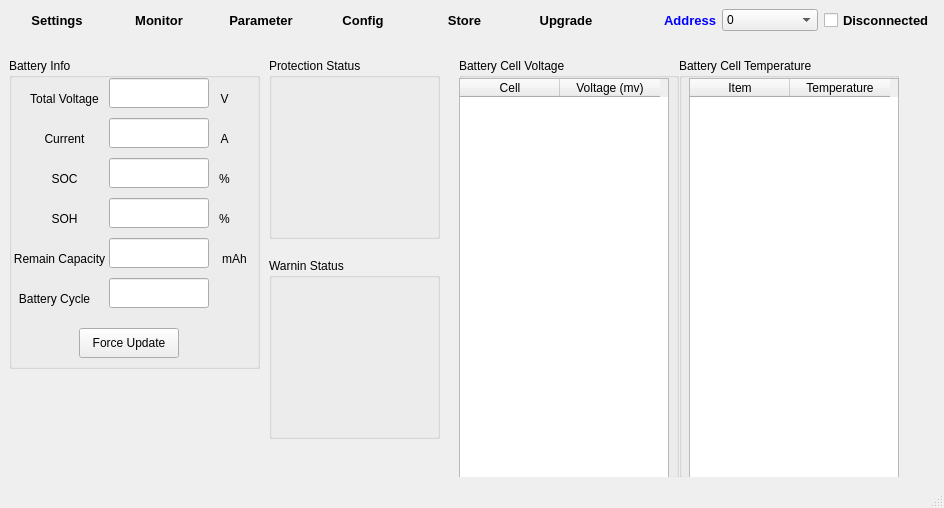
Qt form mainwindow.ui (damocris-pub/uz_bms_control) before a commit.
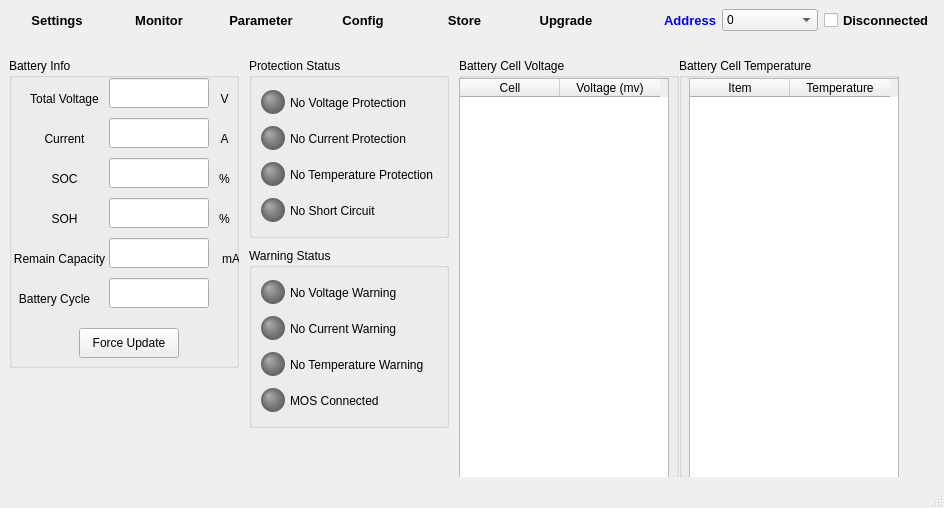
The same form after that commit. The open tabs and pages were chosen to show the change.

Patch:
```diff
--- a/mainwindow.ui
+++ b/mainwindow.ui
@@ -568,8 +568,8 @@
          <rect>
           <x>0</x>
           <y>20</y>
-          <width>251</width>
-          <height>311</height>
+          <width>230</width>
+          <height>310</height>
          </rect>
         </property>
         <property name="title">
@@ -894,28 +894,284 @@
        <widget class="QGroupBox" name="groupBox_5">
         <property name="geometry">
          <rect>
-          <x>260</x>
+          <x>240</x>
           <y>20</y>
-          <width>171</width>
-          <height>181</height>
+          <width>200</width>
+          <height>180</height>
          </rect>
         </property>
         <property name="title">
          <string>Protection Status</string>
         </property>
+        <layout class="QVBoxLayout" name="verticalLayout_Protect">
+         <property name="spacing">
+          <number>5</number>
+         </property>
+         <item>
+          <layout class="QHBoxLayout" name="hLayout_P1">
+           <item>
+            <widget class="QLabel" name="led_ProtectVolt">
+             <property name="minimumSize">
+              <size>
+               <width>24</width>
+               <height>24</height>
+              </size>
+             </property>
+             <property name="maximumSize">
+              <size>
+               <width>24</width>
+               <height>24</height>
+              </size>
+             </property>
+             <property name="styleSheet">
+              <string>background-color: qradialgradient(cx:0.5, cy:0.5, radius:0.5, fx:0.3, fy:0.3, stop:0 #B0B0B0, stop:1 #606060); border-radius: 12px;</string>
+             </property>
+             <property name="locale">
+              <locale language="English" country="UnitedStates"/>
+             </property>
+            </widget>
+           </item>
+           <item>
+            <widget class="QLabel" name="lbl_ProtectVolt">
+             <property name="text">
+              <string>No Voltage Protection</string>
+             </property>
+            </widget>
+           </item>
+          </layout>
+         </item>
+         <item>
+          <layout class="QHBoxLayout" name="hLayout_P2">
+           <item>
+            <widget class="QLabel" name="led_ProtectCurr">
+             <property name="minimumSize">
+              <size>
+               <width>24</width>
+               <height>24</height>
+              </size>
+             </property>
+             <property name="maximumSize">
+              <size>
+               <width>24</width>
+               <height>24</height>
+              </size>
+             </property>
+             <property name="styleSheet">
+              <string>background-color: qradialgradient(cx:0.5, cy:0.5, radius:0.5, fx:0.3, fy:0.3, stop:0 #B0B0B0, stop:1 #606060); border-radius: 12px;</string>
+             </property>
+            </widget>
+           </item>
+           <item>
+            <widget class="QLabel" name="lbl_ProtectCurr">
+             <property name="text">
+              <string>No Current Protection</string>
+             </property>
+            </widget>
+           </item>
+          </layout>
+         </item>
+         <item>
+          <layout class="QHBoxLayout" name="hLayout_P3">
+           <item>
+            <widget class="QLabel" name="led_ProtectTemp">
+             <property name="minimumSize">
+              <size>
+               <width>24</width>
+               <height>24</height>
+              </size>
+             </property>
+             <property name="maximumSize">
+              <size>
+               <width>24</width>
+               <height>24</height>
+              </size>
+             </property>
+             <property name="styleSheet">
+              <string>background-color: qradialgradient(cx:0.5, cy:0.5, radius:0.5, fx:0.3, fy:0.3, stop:0 #B0B0B0, stop:1 #606060); border-radius: 12px;</string>
+             </property>
+            </widget>
+           </item>
+           <item>
+            <widget class="QLabel" name="lbl_ProtectTemp">
+             <property name="text">
+              <string>No Temperature Protection</string>
+             </property>
+            </widget>
+           </item>
+          </layout>
+         </item>
+         <item>
+          <layout class="QHBoxLayout" name="hLayout_P4">
+           <item>
+            <widget class="QLabel" name="led_ProtectShort">
+             <property name="minimumSize">
+              <size>
+               <width>24</width>
+               <height>24</height>
+              </size>
+             </property>
+             <property name="maximumSize">
+              <size>
+               <width>24</width>
+               <height>24</height>
+              </size>
+             </property>
+             <property name="styleSheet">
+              <string>background-color: qradialgradient(cx:0.5, cy:0.5, radius:0.5, fx:0.3, fy:0.3, stop:0 #B0B0B0, stop:1 #606060); border-radius: 12px;</string>
+             </property>
+            </widget>
+           </item>
+           <item>
+            <widget class="QLabel" name="lbl_ProtectShort">
+             <property name="text">
+              <string>No Short Circuit</string>
+             </property>
+            </widget>
+           </item>
+          </layout>
+         </item>
+        </layout>
        </widget>
        <widget class="QGroupBox" name="groupBox_6">
         <property name="geometry">
          <rect>
-          <x>260</x>
-          <y>220</y>
-          <width>171</width>
-          <height>181</height>
+          <x>240</x>
+          <y>210</y>
+          <width>200</width>
+          <height>180</height>
          </rect>
         </property>
         <property name="title">
-         <string>Warnin Status</string>
+         <string>Warning Status</string>
         </property>
+        <layout class="QVBoxLayout" name="verticalLayout_Warning">
+         <property name="spacing">
+          <number>5</number>
+         </property>
+         <item>
+          <layout class="QHBoxLayout" name="hLayout_P5">
+           <item>
+            <widget class="QLabel" name="led_WarningVolt">
+             <property name="minimumSize">
+              <size>
+               <width>24</width>
+               <height>24</height>
+              </size>
+             </property>
+             <property name="maximumSize">
+              <size>
+               <width>24</width>
+               <height>24</height>
+              </size>
+             </property>
+             <property name="styleSheet">
+              <string>background-color: qradialgradient(cx:0.5, cy:0.5, radius:0.5, fx:0.3, fy:0.3, stop:0 #B0B0B0, stop:1 #606060); border-radius: 12px;</string>
+             </property>
+             <property name="locale">
+              <locale language="English" country="UnitedStates"/>
+             </property>
+            </widget>
+           </item>
+           <item>
+            <widget class="QLabel" name="lbl_WarningVolt">
+             <property name="text">
+              <string>No Voltage Warning</string>
+             </property>
+            </widget>
+           </item>
+          </layout>
+         </item>
+         <item>
+          <layout class="QHBoxLayout" name="hLayout_P6">
+           <item>
+            <widget class="QLabel" name="led_WarningCurr">
+             <property name="minimumSize">
+              <size>
+               <width>24</width>
+               <height>24</height>
+              </size>
+             </property>
+             <property name="maximumSize">
+              <size>
+               <width>24</width>
+               <height>24</height>
+              </size>
+             </property>
+             <property name="styleSheet">
+              <string>background-color: qradialgradient(cx:0.5, cy:0.5, radius:0.5, fx:0.3, fy:0.3, stop:0 #B0B0B0, stop:1 #606060); border-radius: 12px;</string>
+             </property>
+            </widget>
+           </item>
+           <item>
+            <widget class="QLabel" name="lbl_WarningCurr">
+             <property name="text">
+              <string>No Current Warning</string>
+             </property>
+            </widget>
+           </item>
+          </layout>
+         </item>
+         <item>
+          <layout class="QHBoxLayout" name="hLayout_P7">
+           <item>
+            <widget class="QLabel" name="led_WarningTemp">
+             <property name="minimumSize">
+              <size>
+               <width>24</width>
+               <height>24</height>
+              </size>
+             </property>
+             <property name="maximumSize">
+              <size>
+               <width>24</width>
+               <height>24</height>
+              </size>
+             </property>
+             <property name="styleSheet">
+              <string>background-color: qradialgradient(cx:0.5, cy:0.5, radius:0.5, fx:0.3, fy:0.3, stop:0 #B0B0B0, stop:1 #606060); border-radius: 12px;</string>
+             </property>
+            </widget>
+           </item>
+           <item>
+            <widget class="QLabel" name="lbl_WarningTemp">
+             <property name="text">
+              <string>No Temperature Warning</string>
+             </property>
+            </widget>
+           </item>
+          </layout>
+         </item>
+         <item>
+          <layout class="QHBoxLayout" name="hLayout_P8">
+           <item>
+            <widget class="QLabel" name="led_WarningShort">
+             <property name="minimumSize">
+              <size>
+               <width>24</width>
+               <height>24</height>
+              </size>
+             </property>
+             <property name="maximumSize">
+              <size>
+               <width>24</width>
+               <height>24</height>
+              </size>
+             </property>
+             <property name="styleSheet">
+              <string>background-color: qradialgradient(cx:0.5, cy:0.5, radius:0.5, fx:0.3, fy:0.3, stop:0 #B0B0B0, stop:1 #606060); border-radius: 12px;</string>
+             </property>
+            </widget>
+           </item>
+           <item>
+            <widget class="QLabel" name="lbl_WarningShort">
+             <property name="text">
+              <string>MOS Connected</string>
+             </property>
+            </widget>
+           </item>
+          </layout>
+         </item>
+        </layout>
        </widget>
       </widget>
       <widget class="QWidget" name="page_param">
```
Left out of the diff: 26 changed lines with no effect on the pictures.
